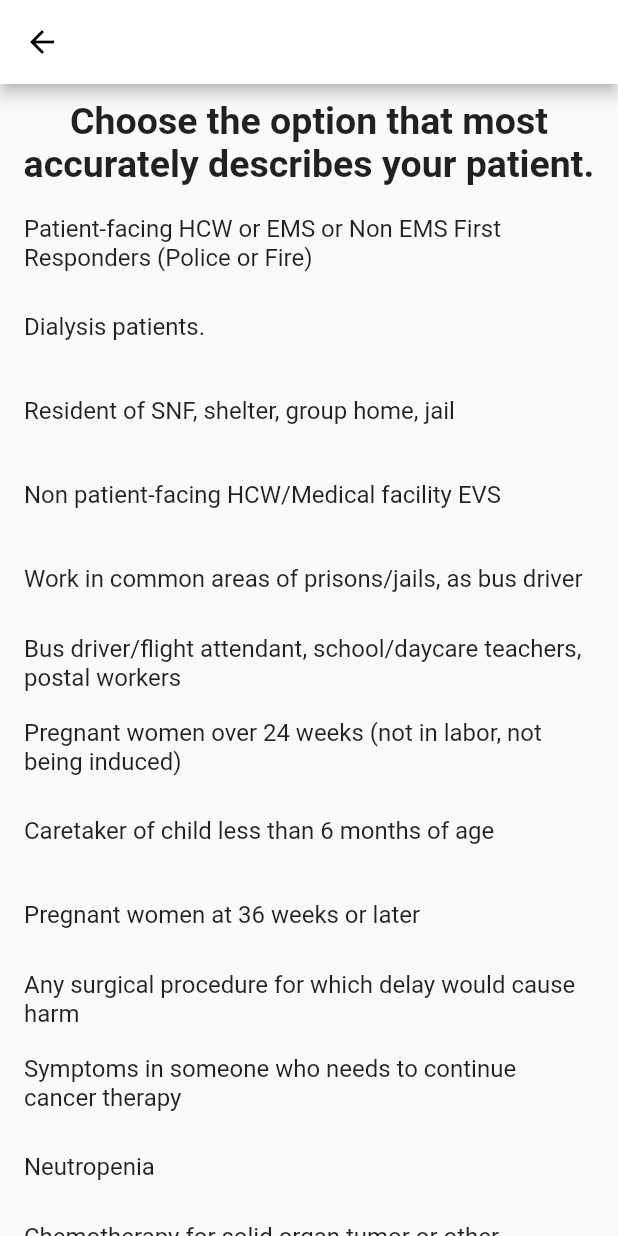
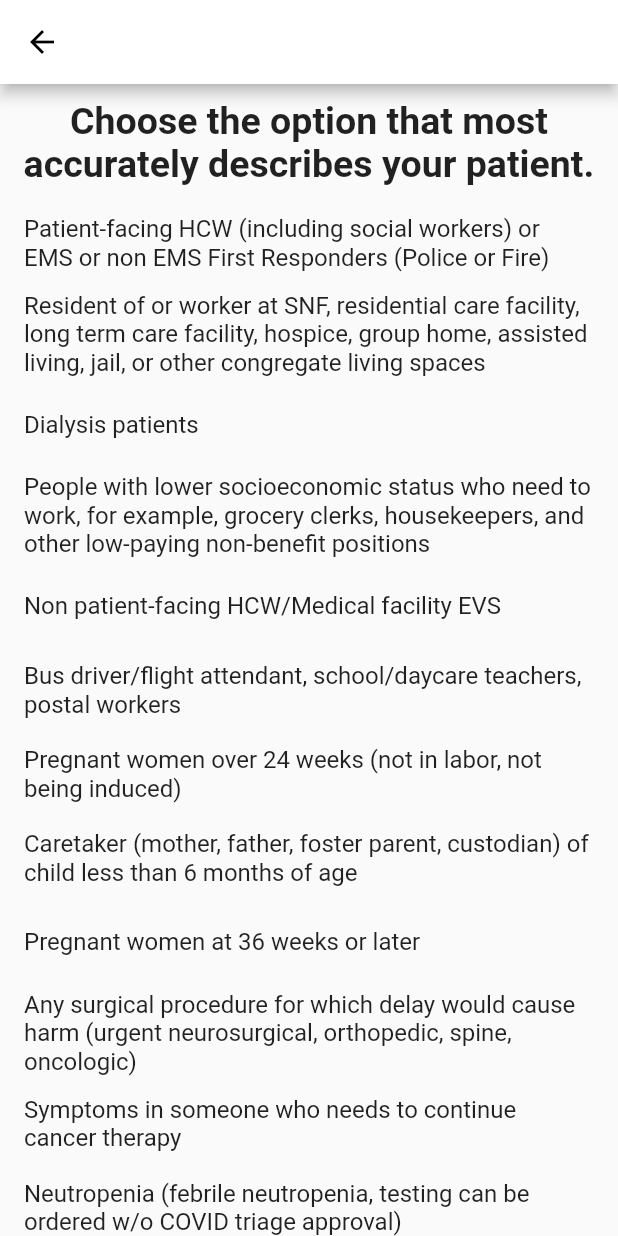
Before and after one commit to anayw2001/covid-triage-app, a Flutter app: the QuestionOne screen opened directly, on a phone screen of 412 x 824 dp. Run offline on Flutter 3.47's test engine with Material 2 defaults, Android fonts, the phone set to English and light mode, and no system bars; our stand-ins replace numberpicker.

Commit message:
flutter: update guidelines and strings

```diff
--- a/lib/DoNotTestView.dart
+++ b/lib/DoNotTestView.dart
@@ -29,7 +29,7 @@ class DoNotTestView extends StatelessWidget {
               ),
             ),
             SizedBox(height: 20),
-            Text("Do not test this patient, according to current guidelines.",
+            Text("Test is NOT indicated at this time per current guidelines.",
               style: TextStyle(fontSize: 20),
               textAlign: TextAlign.center),
             Spacer(),
--- a/lib/TestView.dart
+++ b/lib/TestView.dart
@@ -31,7 +31,7 @@ class TestView extends StatelessWidget {
               ],
             ),
             SizedBox(height: 20),
-            Text("Test this patient, according to current guidelines.",
+            Text("Testing is incidcated according to current guidelines.",
                 style: TextStyle(fontSize: 20),
                 textAlign: TextAlign.center),
             Text("This patient is Tier " + which_tier(result1) + ".",
--- a/lib/TierUtilities.dart
+++ b/lib/TierUtilities.dart
@@ -1,42 +1,38 @@
 class TierConstants {
-  List<int> tier1a = [1, 2, 3];
-  List<int> tier1b = [4, 5, 6, 7];
+  List<int> tier1a = [1, 2, 3, 4];
+  List<int> tier1b = [5, 6, 7];
   List<int> tier1c = [8];
   List<int> tier2a = [9];
   List<int> tier2b = [10, 11, 12, 13, 14, 15, 16];
-  List<int> tier2c = [17, 18, 19, 20, 21, 22];
-  List<int> tier3 = [23];
+  List<int> tier2c = [17];
+  List<int> tier3 = [18];
   List<String> jobs = [
     // T1A
-    "Patient-facing HCW or EMS or Non EMS First Responders (Police or Fire)", // 1
-    "Dialysis patients.", // 2
-    "Resident of SNF, shelter, group home, jail", // 3
+    "Patient-facing HCW (including social workers) or EMS or non EMS First Responders (Police or Fire)", // 1
+    "Resident of or worker at SNF, residential care facility, long term care facility, hospice, group home, assisted living, jail, or other congregate living spaces", // 2
+    "Dialysis patients", // 3
+    "People with lower socioeconomic status who need to work, for example, grocery clerks, housekeepers, and other low-paying non-benefit positions", // 4
     // T1B
-    "Non patient-facing HCW/Medical facility EVS", // 4
-    "Work in common areas of prisons/jails, as bus driver", // 5
+    "Non patient-facing HCW/Medical facility EVS", // 5
     "Bus driver/flight attendant, school/daycare teachers, postal workers", // 6
     "Pregnant women over 24 weeks (not in labor, not being induced)", // 7
     // T1C
-    "Caretaker of child less than 6 months of age", // 8
+    "Caretaker (mother, father, foster parent, custodian) of child less than 6 months of age", // 8
     // T2A
     "Pregnant women at 36 weeks or later", // 9
     // T2B
-    "Any surgical procedure for which delay would cause harm", // 10
+    "Any surgical procedure for which delay would cause harm (urgent neurosurgical, orthopedic, spine, oncologic)", // 10
     "Symptoms in someone who needs to continue cancer therapy", // 11
-    "Neutropenia", // 12
+    "Neutropenia (febrile neutropenia, testing can be ordered w/o COVID triage approval)", // 12
     "Chemotherapy for solid organ tumor or other malignancy less than 3 months ago", // 13
     "Hematologic malignancy not in remission", // 14
     "S/P autologous HSCT x 1 year, allogeneic HSCT until off immunosuppresion x 1 year", // 15
     "Solid organ transplant recipient", // 16
     // T2C
-    "Urgent ENT surgeries", // 17
-    "Urgent neurosurgical procedures requiring a trans-sphenoidal approach", // 18
-    "Urgent cardiac surgery", // 19
-    "Urgent thoracic surgery", // 20
-    "Patients coming from SNFs who will be undergoing surgery", // 21
-    "Patients scheduled for induction or c-section testing can be ordered w/o COVID triage approval", // 22
+    "Urgent ENT surgeries, urgent neurosurgical procedures requiring a trans-sphenoidal approach" +  // 17
+    ", urgent cardiac surgery, urgent thoracic surgery",
     // T3
-    "Other" // 23
+    "Other" // 18
   ];
 
   List<String> times = ["Less than 24h", "24-48h", "48h+", "None"];
```
